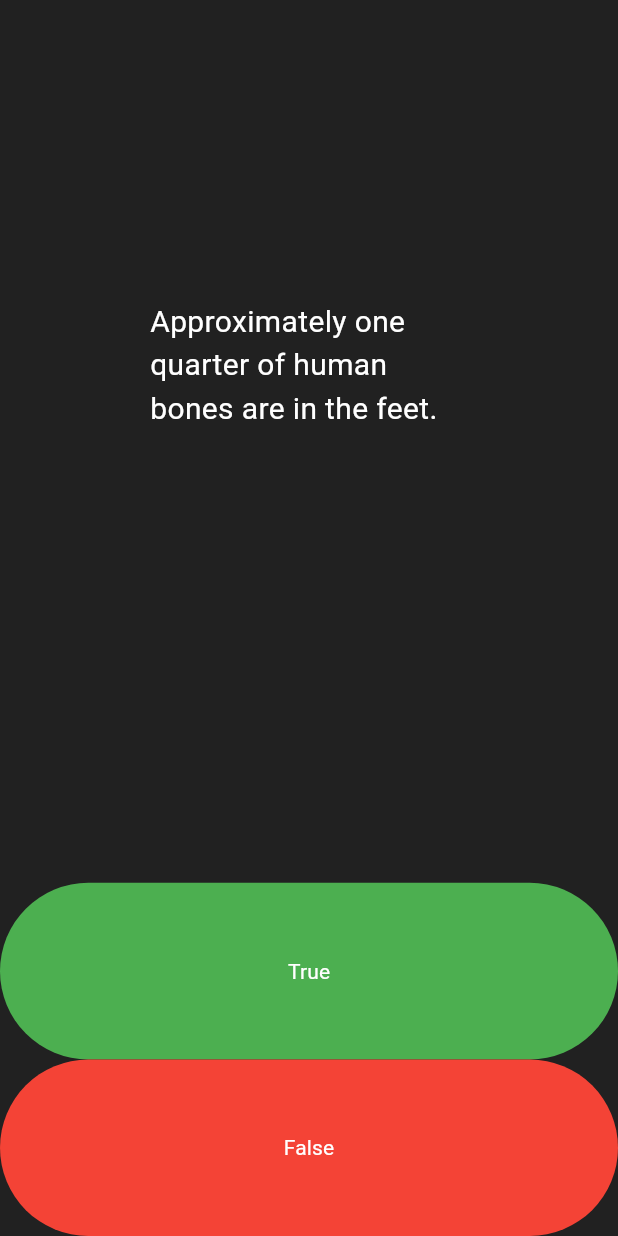
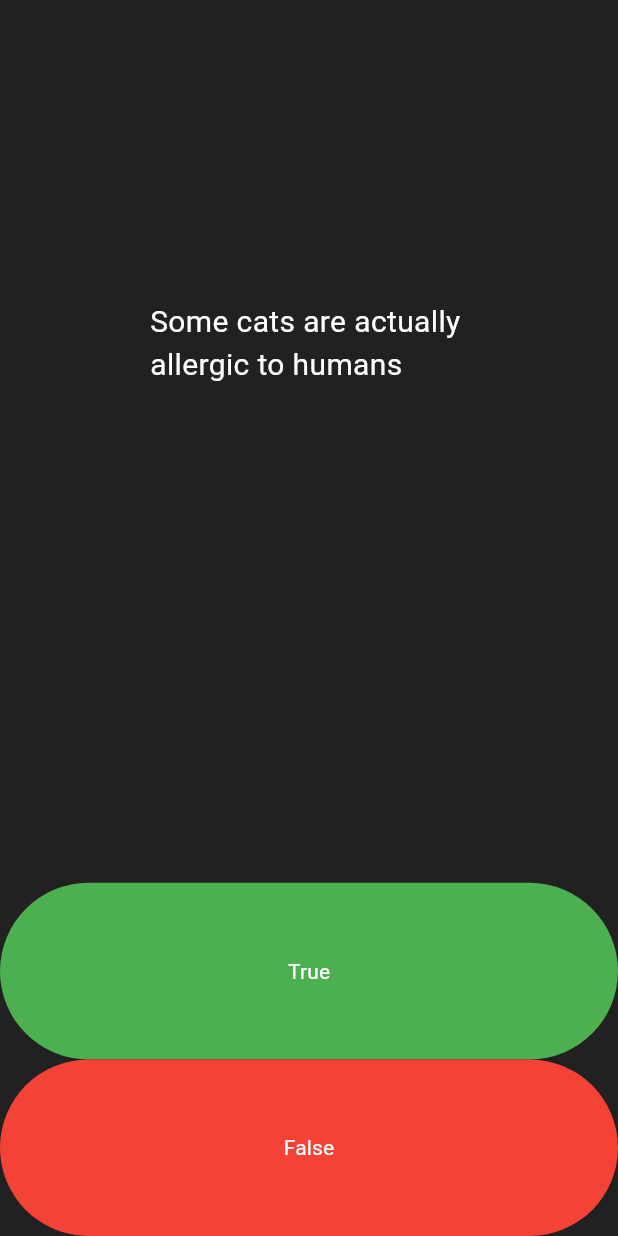
Before and after one commit to dawit2123/Flutter-Projects, a Flutter app: the screen it shows after launch, after a tap on "True", on a phone screen of 412 x 824 dp. Run offline on Flutter 3.47's test engine with Material 3 defaults, Android fonts, the phone set to English and light mode, and no system bars; our stand-ins replace audioplayers; missing offline and left inert: dart:html.

Commit message:
something is not working related to the nextQuestion method

```diff
--- a/quizzler_app/lib/main.dart
+++ b/quizzler_app/lib/main.dart
@@ -164,7 +164,7 @@
 
 import 'package:flutter/material.dart';
 import 'package:flutter/widgets.dart';
-import 'question.dart';
+import 'quiz_brain.dart';
 
 void main() => runApp(const Quizzler());
 
@@ -194,14 +194,7 @@
 }
 
 class _QuizPageState extends State<QuizPage> {
-  List<Questions> questions = [
-    Questions('You can lead a cow down stairs but not up stairs.', false),
-    Questions(
-        'Approximately one quarter of human bones are in the feet.', true),
-    Questions('A slug\'s blood is green.', true)
-  ];
   List<Icon> scoreKeeper = [];
-  int questionNumber = 0;
   @override
   Widget build(BuildContext context) {
     return Column(
@@ -213,7 +206,7 @@
             child: Padding(
               padding: EdgeInsets.fromLTRB(100.0, 200.0, 100.0, 100.0),
               child: Text(
-                questions[questionNumber].questionText,
+                QuizBrain().getQuestionText(),
                 style: TextStyle(color: Colors.white, fontSize: 20.0),
               ),
             )),
@@ -221,12 +214,8 @@
             child: TextButton(
           onPressed: () {
             setState(() {
-              if (questions[questionNumber].questionAnswer == true) {
-                print('User got it correct');
-              } else {
-                print('User got it wrong');
-              }
-              questionNumber++;
+              QuizBrain().validateQuestion(true);
+              QuizBrain().nextQuestion();
             });
           },
           style: ButtonStyle(
@@ -241,12 +230,8 @@
             child: TextButton(
           onPressed: () {
             setState(() {
-              if (questions[questionNumber].questionAnswer == false) {
-                print('User got it correct');
-              } else {
-                print('User got it wrong');
-              }
-              questionNumber++;
+              QuizBrain().validateQuestion(false);
+              QuizBrain().nextQuestion();
             });
           },
           style: ButtonStyle(
--- a/quizzler_app/lib/question.dart
+++ b/quizzler_app/lib/question.dart
@@ -1,8 +1,9 @@
-class Questions {
+class Question {
   String questionText = '';
   bool questionAnswer = true;
+  //What does the down line of code do ?
   // Questions(this.questionText, this.questionAnswer);
-  Questions(q, a) {
+  Question(q, a) {
     questionText = q;
     questionAnswer = a;
   }
--- a/quizzler_app/lib/quiz_brain.dart
+++ b/quizzler_app/lib/quiz_brain.dart
@@ -3,33 +3,33 @@
 // class QuizBrain {
 //   int _questionNumber = 0;
 
-//   final List<Question> _questionBank = [
-//     Question('Some cats are actually allergic to humans', true),
-//     Question('You can lead a cow down stairs but not up stairs.', false),
-//     Question('Approximately one quarter of human bones are in the feet.', true),
-//     Question('A slug\'s blood is green.', true),
-//     Question('Buzz Aldrin\'s mother\'s maiden name was "Moon".', true),
-//     Question('It is illegal to pee in the Ocean in Portugal.', true),
-//     Question(
-//         'No piece of square dry paper can be folded in half more than 7 times.',
-//         false),
-//     Question(
-//         'In London, UK, if you happen to die in the House of Parliament, you are technically entitled to a state funeral, because the building is considered too sacred a place.',
-//         true),
-//     Question(
-//         'The loudest sound produced by any animal is 188 decibels. That animal is the African Elephant.',
-//         false),
-//     Question(
-//         'The total surface area of two human lungs is approximately 70 square metres.',
-//         true),
-//     Question('Google was originally called "Backrub".', true),
-//     Question(
-//         'Chocolate affects a dog\'s heart and nervous system; a few ounces are enough to kill a small dog.',
-//         true),
-//     Question(
-//         'In West Virginia, USA, if you accidentally hit an animal with your car, you are free to take it home to eat.',
-//         true),
-//   ];
+// final List<Question> _questionBank = [
+//   Question('Some cats are actually allergic to humans', true),
+//   Question('You can lead a cow down stairs but not up stairs.', false),
+//   Question('Approximately one quarter of human bones are in the feet.', true),
+//   Question('A slug\'s blood is green.', true),
+//   Question('Buzz Aldrin\'s mother\'s maiden name was "Moon".', true),
+//   Question('It is illegal to pee in the Ocean in Portugal.', true),
+//   Question(
+//       'No piece of square dry paper can be folded in half more than 7 times.',
+//       false),
+//   Question(
+//       'In London, UK, if you happen to die in the House of Parliament, you are technically entitled to a state funeral, because the building is considered too sacred a place.',
+//       true),
+//   Question(
+//       'The loudest sound produced by any animal is 188 decibels. That animal is the African Elephant.',
+//       false),
+//   Question(
+//       'The total surface area of two human lungs is approximately 70 square metres.',
+//       true),
+//   Question('Google was originally called "Backrub".', true),
+//   Question(
+//       'Chocolate affects a dog\'s heart and nervous system; a few ounces are enough to kill a small dog.',
+//       true),
+//   Question(
+//       'In West Virginia, USA, if you accidentally hit an animal with your car, you are free to take it home to eat.',
+//       true),
+// ];
 
 //   void nextQuestion() {
 //     if (_questionNumber < _questionBank.length - 1) {
@@ -63,3 +63,61 @@
 //     _questionNumber = 0;
 //   }
 // }
+
+import 'question.dart';
+
+class QuizBrain {
+  int _questionNumber = 0;
+  // void incrementQuestionNumber() {
+  //   _questionNumber++;
+  // }
+  void nextQuestion() {
+    if (_questionNumber < _questionBank.length - 1) {
+      _questionNumber++;
+      print(_questionNumber);
+    }
+  }
+
+  final List<Question> _questionBank = [
+    Question('Some cats are actually allergic to humans', true),
+    Question('You can lead a cow down stairs but not up stairs.', false),
+    Question('Approximately one quarter of human bones are in the feet.', true),
+    Question('A slug\'s blood is green.', true),
+    Question('Buzz Aldrin\'s mother\'s maiden name was "Moon".', true),
+    Question('It is illegal to pee in the Ocean in Portugal.', true),
+    Question(
+        'No piece of square dry paper can be folded in half more than 7 times.',
+        false),
+    Question(
+        'In London, UK, if you happen to die in the House of Parliament, you are technically entitled to a state funeral, because the building is considered too sacred a place.',
+        true),
+    Question(
+        'The loudest sound produced by any animal is 188 decibels. That animal is the African Elephant.',
+        false),
+    Question(
+        'The total surface area of two human lungs is approximately 70 square metres.',
+        true),
+    Question('Google was originally called "Backrub".', true),
+    Question(
+        'Chocolate affects a dog\'s heart and nervous system; a few ounces are enough to kill a small dog.',
+        true),
+    Question(
+        'In West Virginia, USA, if you accidentally hit an animal with your car, you are free to take it home to eat.',
+        true),
+  ];
+  String getQuestionText() {
+    return _questionBank[_questionNumber].questionText;
+  }
+
+  bool getQuestionAnswer() {
+    return _questionBank[_questionNumber].questionAnswer;
+  }
+
+  void validateQuestion(bool value) {
+    if (_questionBank[_questionNumber].questionAnswer == value) {
+      print('User got it correct');
+    } else {
+      print('User got it wrong');
+    }
+  }
+}
```
